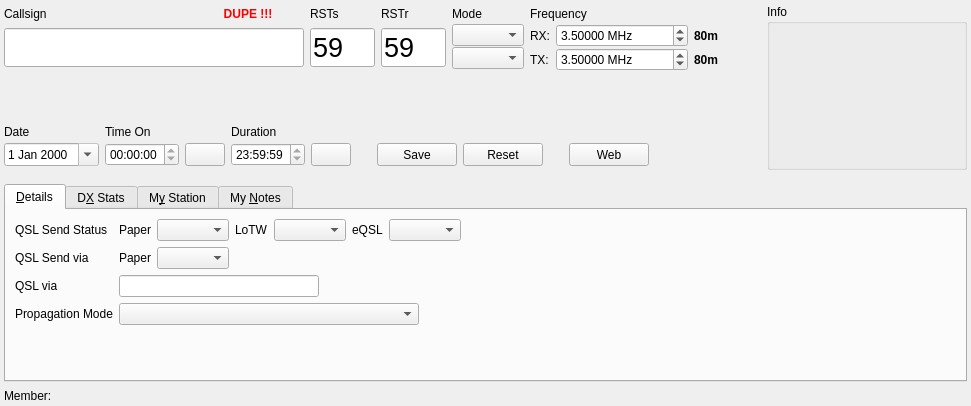
The window that ui/NewContactWidget.ui (aa5sh/QLog) describes before a commit, drawn with Qt 5.
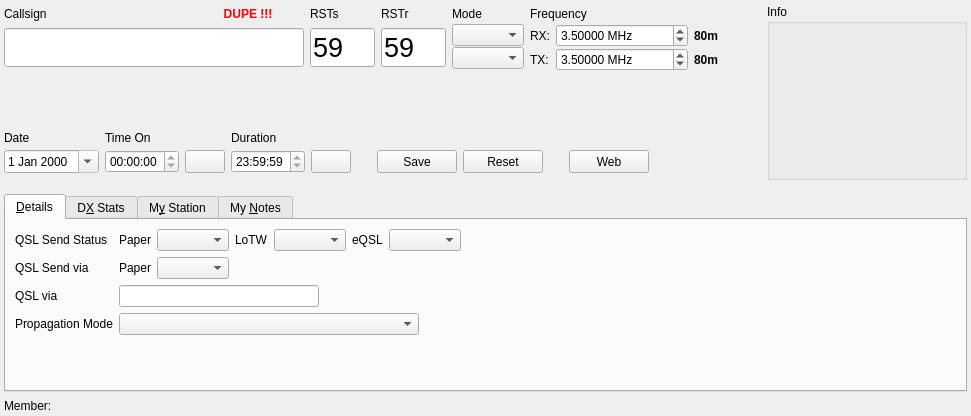
The same window after the commit. Icons and pictures are not drawn. Custom widgets are drawn as their Qt base class.

Diff of the .ui file:
```diff
--- a/ui/NewContactWidget.ui
+++ b/ui/NewContactWidget.ui
@@ -7,7 +7,7 @@
     <x>0</x>
     <y>0</y>
     <width>971</width>
-    <height>406</height>
+    <height>416</height>
    </rect>
   </property>
   <property name="sizePolicy">
```
